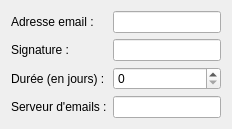
Qt form interface/config.ui (ncarrier/gestion_ecole_de_musique) before a commit.
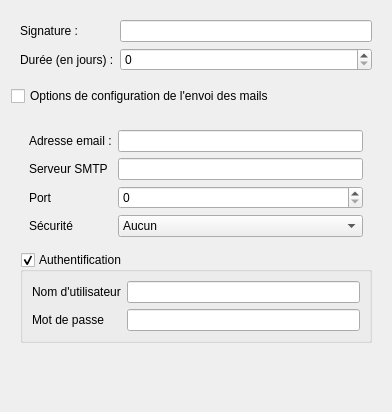
The same form after that commit.

Commit message: [UI]Rework de l'ui de config avec brouillon de config smtp générale

Diff of the .ui file:
```diff
--- a/interface/config.ui
+++ b/interface/config.ui
@@ -2,10 +2,31 @@
 <ui version="4.0">
  <class>config</class>
  <widget class="QWidget" name="config">
+  <property name="geometry">
+   <rect>
+    <x>0</x>
+    <y>0</y>
+    <width>392</width>
+    <height>412</height>
+   </rect>
+  </property>
   <property name="windowTitle">
    <string>Form</string>
   </property>
-  <layout class="QFormLayout" name="formLayout">
+  <layout class="QVBoxLayout" name="verticalLayout">
+   <item>
+    <widget class="QWidget" name="widget" native="true">
+     <layout class="QFormLayout" name="formLayout_2">
+      <property name="fieldGrowthPolicy">
+       <enum>QFormLayout::AllNonFixedFieldsGrow</enum>
+      </property>
+      <item row="1" column="0">
+       <widget class="QLabel" name="label_4">
+        <property name="text">
+         <string>Signature :</string>
+        </property>
+       </widget>
+      </item>
    <item row="2" column="0">
     <widget class="QLabel" name="label">
      <property name="text">
@@ -13,14 +34,94 @@
      </property>
     </widget>
    </item>
+      <item row="1" column="1">
+       <widget class="QLineEdit" name="leSignature">
+        <property name="toolTip">
+         <string>Texte ajouté à la fin du corps de l'email,
+typiquement, le nom de l'expéditeur</string>
+        </property>
+       </widget>
+      </item>
+      <item row="2" column="1">
+       <widget class="QSpinBox" name="sbDuree">
+        <property name="toolTip">
+         <string>Durée, en jours, au-delà de laquelle l'envoi
+d'un email de rappel est proposé</string>
+        </property>
+        <property name="maximum">
+         <number>45</number>
+        </property>
+       </widget>
+      </item>
+     </layout>
+    </widget>
+   </item>
+   <item>
+    <widget class="QCheckBox" name="cbMail">
+     <property name="toolTip">
+      <string>Cocher pour afficher/masquer les options d'envoi</string>
+     </property>
+     <property name="text">
+      <string>Options de configuration de l'envoi des mails</string>
+     </property>
+    </widget>
+   </item>
+   <item>
+    <widget class="QWidget" name="wMail" native="true">
+     <layout class="QVBoxLayout" name="verticalLayout_2">
+      <item>
+       <widget class="QWidget" name="wMailGene" native="true">
+        <property name="enabled">
+         <bool>true</bool>
+        </property>
+        <property name="contextMenuPolicy">
+         <enum>Qt::DefaultContextMenu</enum>
+        </property>
+        <layout class="QFormLayout" name="formLayout_3">
+         <item row="1" column="0">
+          <widget class="QLabel" name="label_5">
+           <property name="text">
+            <string>Serveur SMTP</string>
+           </property>
+          </widget>
+         </item>
+         <item row="2" column="0">
+          <widget class="QLabel" name="label_6">
+           <property name="text">
+            <string>Port</string>
+           </property>
+          </widget>
+         </item>
    <item row="3" column="0">
-    <widget class="QLabel" name="label_2">
+          <widget class="QLabel" name="label_7">
      <property name="text">
-      <string>Serveur d'emails :</string>
+            <string>Sécurité</string>
      </property>
     </widget>
    </item>
    <item row="3" column="1">
+          <widget class="QComboBox" name="cbSecurite">
+           <property name="toolTip">
+            <string>Type de sécurité du serveur</string>
+           </property>
+           <item>
+            <property name="text">
+             <string>Aucun</string>
+            </property>
+           </item>
+           <item>
+            <property name="text">
+             <string>TLS</string>
+            </property>
+           </item>
+           <item>
+            <property name="text">
+             <string>SSL</string>
+            </property>
+           </item>
+          </widget>
+         </item>
+         <item row="1" column="1">
     <widget class="QLineEdit" name="leServeur">
      <property name="toolTip">
       <string>Adresse du serveur d'envoi de mail.
@@ -28,16 +129,6 @@
      </property>
     </widget>
    </item>
-   <item row="2" column="1">
-    <widget class="QSpinBox" name="sbDuree">
-     <property name="toolTip">
-      <string>Durée, en jours, au-delà de laquelle l'envoi d'un email de rappel est proposé.</string>
-     </property>
-     <property name="maximum">
-      <number>45</number>
-     </property>
-    </widget>
-   </item>
    <item row="0" column="0">
     <widget class="QLabel" name="label_3">
      <property name="text">
@@ -52,20 +143,70 @@
      </property>
     </widget>
    </item>
-   <item row="1" column="0">
-    <widget class="QLabel" name="label_4">
-     <property name="text">
-      <string>Signature :</string>
+         <item row="2" column="1">
+          <widget class="QSpinBox" name="sbPort"/>
+         </item>
+        </layout>
+       </widget>
+      </item>
+      <item>
+       <widget class="QGroupBox" name="groupBox">
+        <property name="toolTip">
+         <string>Cocher pour activer l'authentification auprès du serveur d'envoi</string>
+        </property>
+        <property name="title">
+         <string>Authentification</string>
+        </property>
+        <property name="checkable">
+         <bool>true</bool>
+        </property>
+        <layout class="QFormLayout" name="formLayout">
+         <item row="0" column="1">
+          <widget class="QLineEdit" name="leLogin">
+           <property name="toolTip">
+            <string>Nom d'utilisateur pour s'authentifier auprès du serveur</string>
      </property>
     </widget>
    </item>
    <item row="1" column="1">
-    <widget class="QLineEdit" name="leSignature">
+          <widget class="QLineEdit" name="lePassword">
      <property name="toolTip">
-      <string>Texte ajouté à la fin du corps de l'email.
-Typiquement, le nom de l'expéditeur.</string>
-     </property>
-    </widget>
+            <string>Mot de passe pour s'authentifier auprès du serveur</string>
+           </property>
+          </widget>
+         </item>
+         <item row="0" column="0">
+          <widget class="QLabel" name="label_2">
+           <property name="text">
+            <string>Nom d'utilisateur</string>
+           </property>
+          </widget>
+         </item>
+         <item row="1" column="0">
+          <widget class="QLabel" name="label_8">
+           <property name="text">
+            <string>Mot de passe</string>
+           </property>
+          </widget>
+         </item>
+        </layout>
+       </widget>
+      </item>
+     </layout>
+    </widget>
+   </item>
+   <item>
+    <spacer name="verticalSpacer">
+     <property name="orientation">
+      <enum>Qt::Vertical</enum>
+     </property>
+     <property name="sizeHint" stdset="0">
+      <size>
+       <width>20</width>
+       <height>40</height>
+      </size>
+     </property>
+    </spacer>
    </item>
   </layout>
  </widget>
```
Left out of the diff: 2 changed lines with no effect on the pictures. Lines whose indentation alone changed are shown as unchanged. The commit also changes 2 other files.
